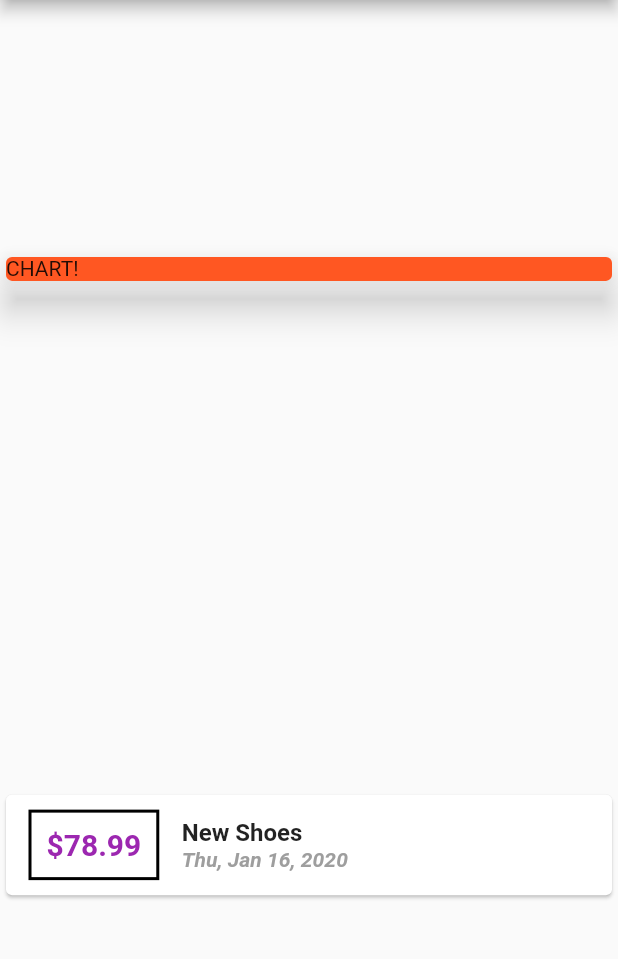
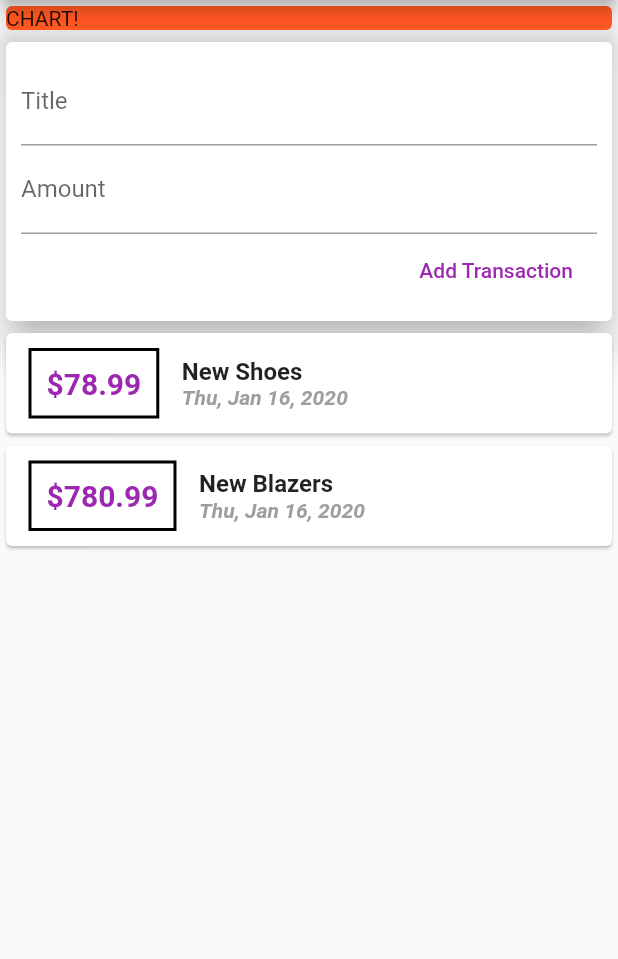
Before and after one commit to collinsceleb/expense_planner, a Flutter app: the screen it shows after launch, on a phone screen of 412 x 824 dp, the part 84-1043 px from its top. Run offline on Flutter 3.47's test engine with Material 2 defaults, Android fonts, the phone set to English and light mode, and no system bars.

Commit message:
An Expense Planner App

```diff
--- a/lib/main.dart
+++ b/lib/main.dart
@@ -23,6 +23,12 @@ class MyHomePage extends StatelessWidget {
       amount: 78.99,
       date: DateTime.now(),
     ),
+    Transaction(
+      id: 'sb',
+      title: 'New Blazers',
+      amount: 780.99,
+      date: DateTime.now(),
+    ),
   ];
 
   @override
@@ -32,7 +38,7 @@ class MyHomePage extends StatelessWidget {
         title: Text('Expense Planner'),
       ),
       body: Column(
-        mainAxisAlignment: MainAxisAlignment.spaceAround,
+//        mainAxisAlignment: MainAxisAlignment.spaceAround,
         crossAxisAlignment: CrossAxisAlignment.stretch,
         children: <Widget>[
           Container(
@@ -41,6 +47,28 @@ class MyHomePage extends StatelessWidget {
               color: Colors.deepOrange,
               child: Text('CHART!'),
               elevation: 10,
+            ),
+          ),
+          Card(
+            elevation: 10,
+            child: Container(
+              padding: EdgeInsets.all(10),
+              child: Column(
+                crossAxisAlignment: CrossAxisAlignment.end,
+                children: <Widget>[
+                  TextField(
+                    decoration: InputDecoration(labelText: "Title"),
+                  ),
+                  TextField(
+                    decoration: InputDecoration(labelText: "Amount"),
+                  ),
+                  FlatButton(
+                    child: Text("Add Transaction"),
+                    textColor: Colors.purple,
+                    onPressed: () {},
+                  )
+                ],
+              ),
             ),
           ),
           Column(
```
